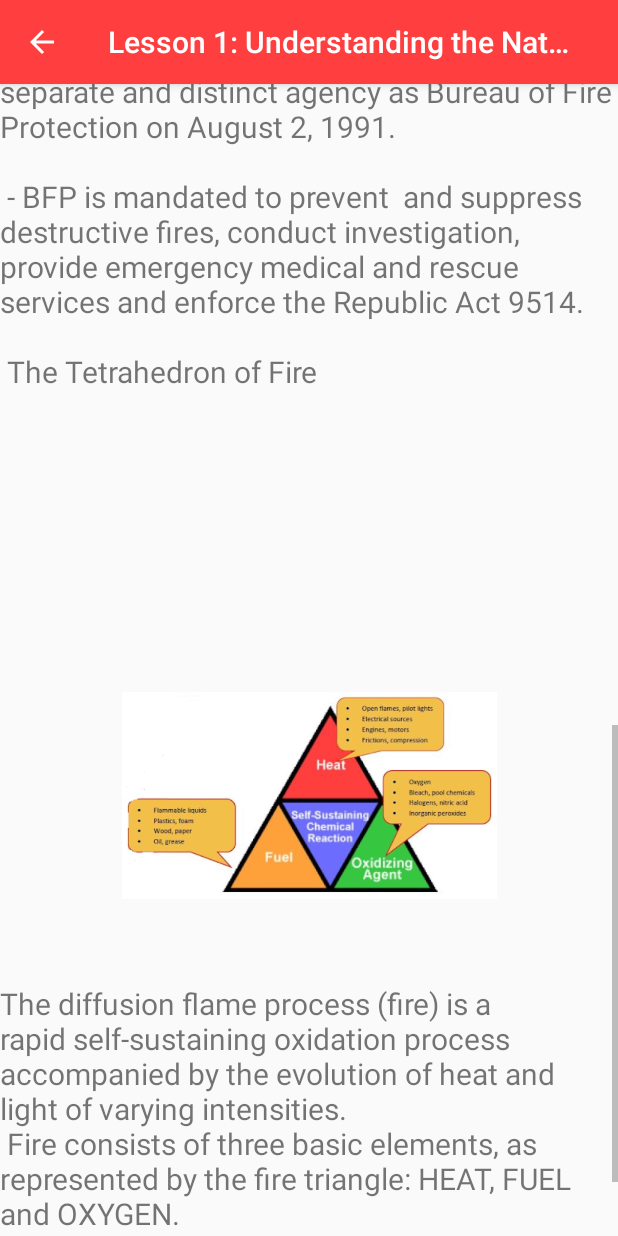
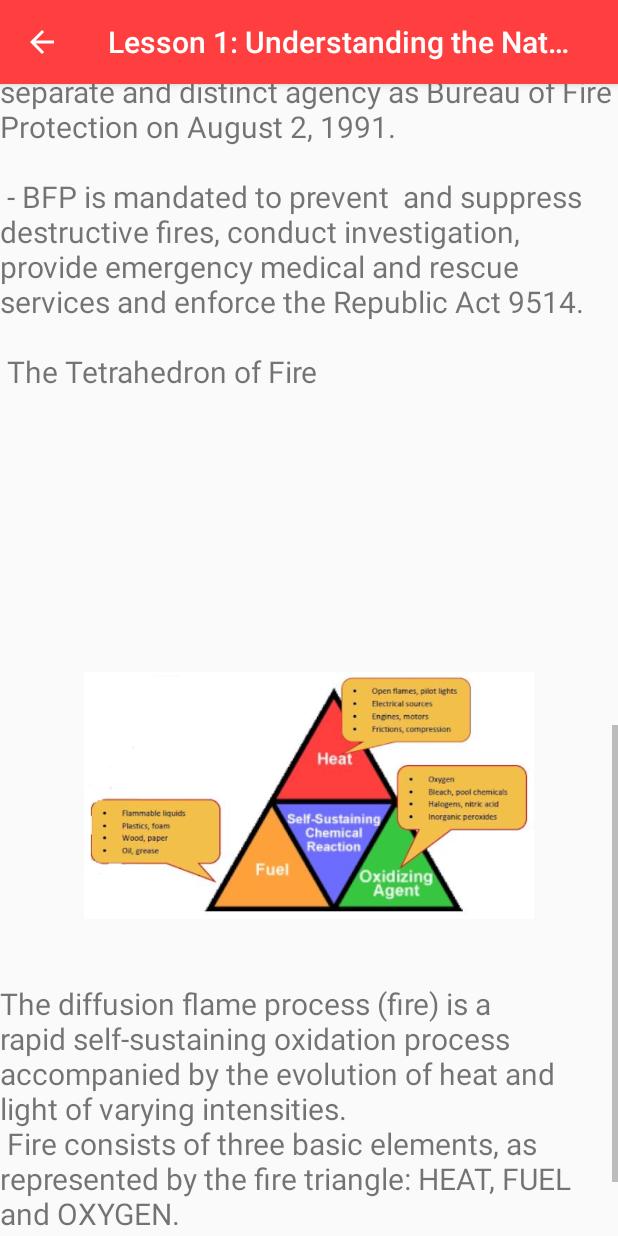
Before and after one commit to AloysiusGChua/115_Project, an Android app: the LessonOne screen opened directly, with no data from a screen before it, scrolled down 1074 dp, on a phone screen of 412 x 824 dp. Run offline under Robolectric (Android 15) with nearby library versions, the phone set to English and light mode, and no system bars.

Commit message:
Update Style

```diff
--- a/app/src/main/res/layout/activity_lesson_five.xml
+++ b/app/src/main/res/layout/activity_lesson_five.xml
@@ -20,7 +20,7 @@
 
         <ImageView
             android:id="@+id/imageViewlessonfivefirst"
-            android:layout_width="250dp"
+            android:layout_width="300dp"
             android:layout_height="250dp"
             android:layout_marginEnd="8dp"
             android:layout_marginLeft="8dp"
@@ -30,7 +30,7 @@
             android:src="@drawable/lessonsevenfirst"
             app:layout_constraintEnd_toEndOf="parent"
             app:layout_constraintStart_toStartOf="parent"
-            app:layout_constraintTop_toBottomOf="@+id/textViewlessonfivetitle"/>
+            app:layout_constraintTop_toBottomOf="@+id/textViewlessonfivetitle" />
 
         <TextView
             android:id="@+id/textViewlessonfive1"
--- a/app/src/main/res/layout/activity_lesson_four.xml
+++ b/app/src/main/res/layout/activity_lesson_four.xml
@@ -19,7 +19,7 @@
 
     <ImageView
         android:id="@+id/imageViewlessonfourfirst"
-        android:layout_width="0dp"
+        android:layout_width="300dp"
         android:layout_height="250dp"
         android:layout_marginEnd="8dp"
         android:layout_marginLeft="8dp"
--- a/app/src/main/res/layout/activity_lesson_one.xml
+++ b/app/src/main/res/layout/activity_lesson_one.xml
@@ -58,17 +58,17 @@ The Tetrahedron of Fire\n"
 
         <ImageView
             android:id="@+id/imageViewlessononesecond"
-            android:layout_width="250dp"
+            android:layout_width="300dp"
             android:layout_height="250dp"
             android:layout_marginEnd="8dp"
             android:layout_marginLeft="8dp"
             android:layout_marginRight="8dp"
             android:layout_marginStart="8dp"
             android:layout_marginTop="8dp"
-            app:srcCompat="@drawable/lessononesecond"
             app:layout_constraintEnd_toEndOf="parent"
             app:layout_constraintStart_toStartOf="parent"
-            app:layout_constraintTop_toBottomOf="@+id/textViewlessonone1" />
+            app:layout_constraintTop_toBottomOf="@+id/textViewlessonone1"
+            app:srcCompat="@drawable/lessononesecond" />
 
         <TextView
             android:id="@+id/textViewlessonone2"
--- a/app/src/main/res/layout/activity_lesson_three.xml
+++ b/app/src/main/res/layout/activity_lesson_three.xml
@@ -19,7 +19,7 @@
 
     <ImageView
         android:id="@+id/imageViewlessonthreefirst"
-        android:layout_width="250dp"
+        android:layout_width="300dp"
         android:layout_height="250dp"
         android:layout_marginEnd="8dp"
         android:layout_marginLeft="8dp"
@@ -29,7 +29,7 @@
         android:src="@drawable/lessonthreefirst"
         app:layout_constraintEnd_toEndOf="parent"
         app:layout_constraintStart_toStartOf="parent"
-        app:layout_constraintTop_toBottomOf="@+id/textViewlessonthreetitle"/>
+        app:layout_constraintTop_toBottomOf="@+id/textViewlessonthreetitle" />
 
     <TextView
         android:id="@+id/textViewlessonthree1"
--- a/app/src/main/res/layout/activity_lesson_two.xml
+++ b/app/src/main/res/layout/activity_lesson_two.xml
@@ -20,7 +20,7 @@
 
     <ImageView
         android:id="@+id/imageViewlessontwofirst"
-        android:layout_width="250dp"
+        android:layout_width="300dp"
         android:layout_height="250dp"
         android:layout_marginEnd="8dp"
         android:layout_marginLeft="8dp"
@@ -30,7 +30,7 @@
         android:src="@drawable/lessontwofirst"
         app:layout_constraintEnd_toEndOf="parent"
         app:layout_constraintStart_toStartOf="parent"
-        app:layout_constraintTop_toBottomOf="@+id/textViewlessontwotitle"/>
+        app:layout_constraintTop_toBottomOf="@+id/textViewlessontwotitle" />
 
     <TextView
         android:id="@+id/textViewlessontwo1"
```
